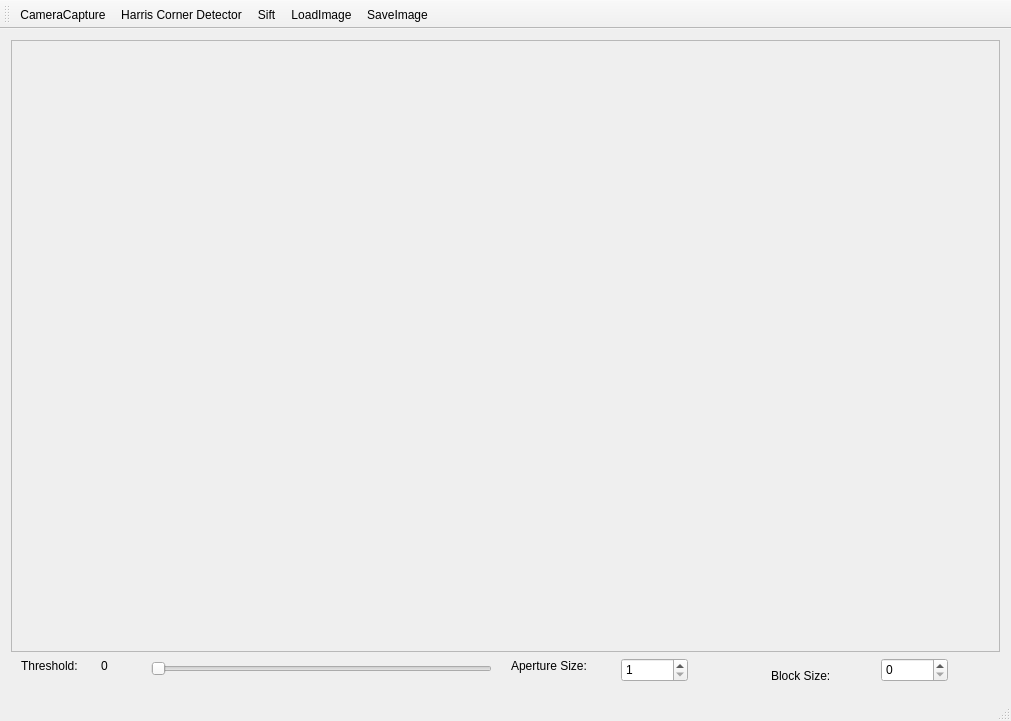
Before: the Qt Designer form features/mainwindow.ui in hallpaz/Image-Processing-IMPA-2015, drawn with Qt 5.
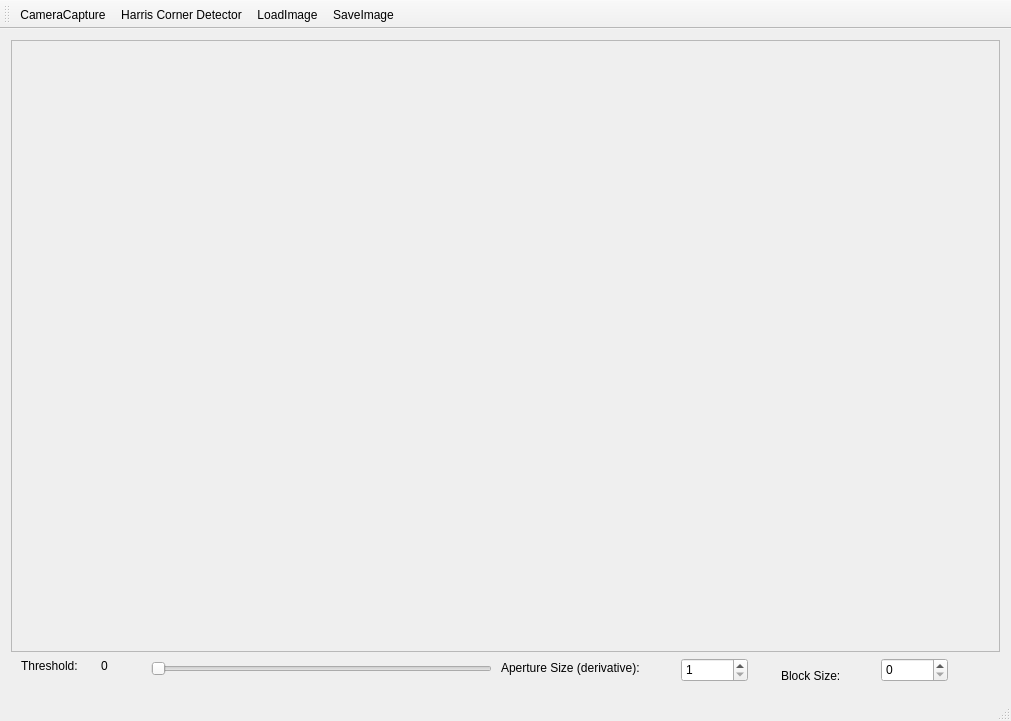
After: the same form once the commit is applied. Icons and pictures are not drawn.

```diff
--- a/features/mainwindow.ui
+++ b/features/mainwindow.ui
@@ -97,7 +97,7 @@
       <widget class="QDoubleSpinBox" name="apertureSpinBox">
        <property name="geometry">
         <rect>
-         <x>610</x>
+         <x>670</x>
          <y>0</y>
          <width>67</width>
          <height>24</height>
@@ -132,20 +132,20 @@
       <widget class="QLabel" name="aperture_label">
        <property name="geometry">
         <rect>
-         <x>500</x>
+         <x>490</x>
          <y>0</y>
-         <width>101</width>
-         <height>16</height>
+         <width>161</width>
+         <height>20</height>
         </rect>
        </property>
        <property name="text">
-        <string>Aperture Size:</string>
+        <string>Aperture Size (derivative):</string>
        </property>
       </widget>
       <widget class="QLabel" name="block_size_label">
        <property name="geometry">
         <rect>
-         <x>760</x>
+         <x>770</x>
          <y>10</y>
          <width>81</width>
          <height>16</height>
@@ -178,7 +178,6 @@
    </attribute>
    <addaction name="actionCameraCapture"/>
    <addaction name="actionHarris"/>
-   <addaction name="actionSift"/>
    <addaction name="actionLoadImage"/>
    <addaction name="actionSaveImage"/>
   </widget>
```
Left out of the diff: 2 changed lines with no effect on the pictures.
